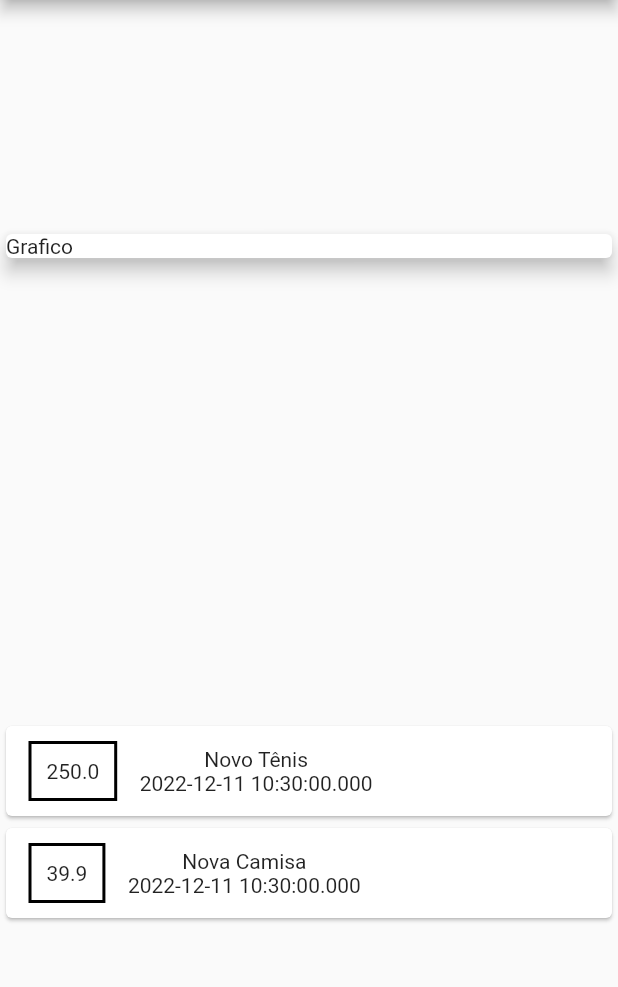
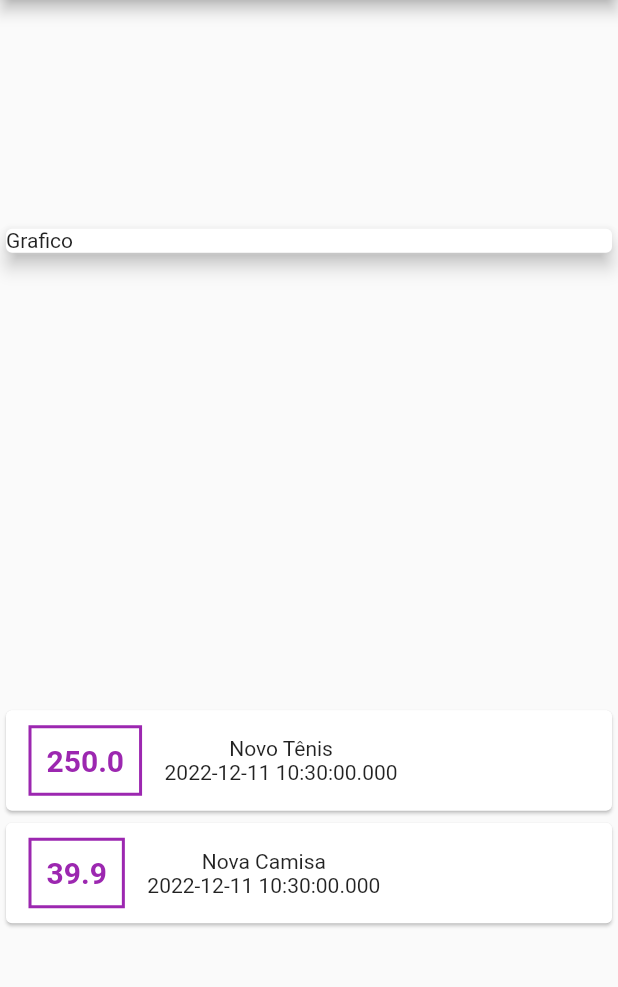
Before and after one commit to Marvingms7/projeto_despesas_pessoais, a Flutter app: the screen it shows after launch, on a phone screen of 412 x 824 dp, the part 84-1071 px from its top. Run offline on Flutter 3.47's test engine with Material 2 defaults, Android fonts, the light colour scheme and no system bars.

Commit message:
algumas alterações de cores

```diff
--- a/lib/main.dart
+++ b/lib/main.dart
@@ -47,10 +47,16 @@ class MyHomePage extends StatelessWidget {
                     margin: const EdgeInsets.symmetric(
                         horizontal: 15, vertical: 10),
                     decoration: BoxDecoration(
-                      border: Border.all(color: Colors.black, width: 2),
+                      border: Border.all(color: Colors.purple, width: 2),
                     ),
                     padding: const EdgeInsets.all(10),
-                    child: Text(tr.value.toString()),
+                    child: Text(tr.value.toString(),
+                    style: const TextStyle(
+                      fontWeight: FontWeight.bold,
+                      fontSize: 20,
+                      color: Colors.purple,
+                    ),
+                    ),
                   ),
                   Column(
                     children: [Text(tr.title), Text(tr.data.toString())],
```
